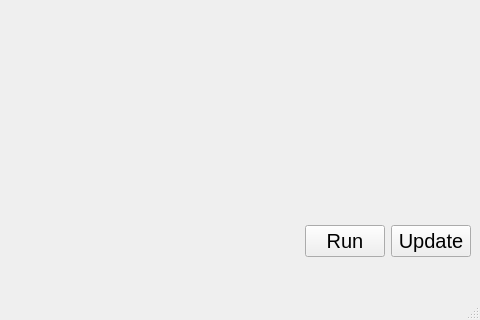
This is SDIC Project/brief sample.ui in Yintai-Ding/SDIC-Project-YintaiDing as Qt 5 draws it before an edit; both pictures show x 520 to 1000 and y 180 to 500 of the 1000 by 500 pixel window. The edited form follows.
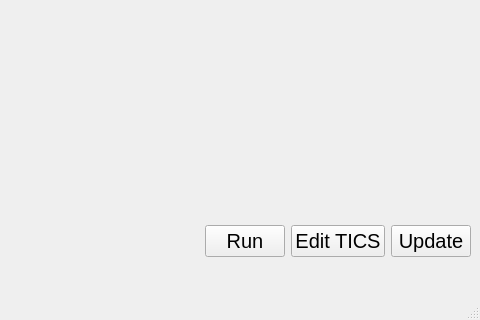
This is the edited form.

```diff
--- a/SDIC Project/brief sample.ui
+++ b/SDIC Project/brief sample.ui
@@ -177,6 +177,13 @@
         </property>
        </widget>
       </item>
+      <item>
+       <widget class="QPushButton" name="editTICS">
+        <property name="text">
+         <string>Edit TICS</string>
+        </property>
+       </widget>
+      </item>
       <item>
        <widget class="QPushButton" name="UpdateButton">
         <property name="text">
```
